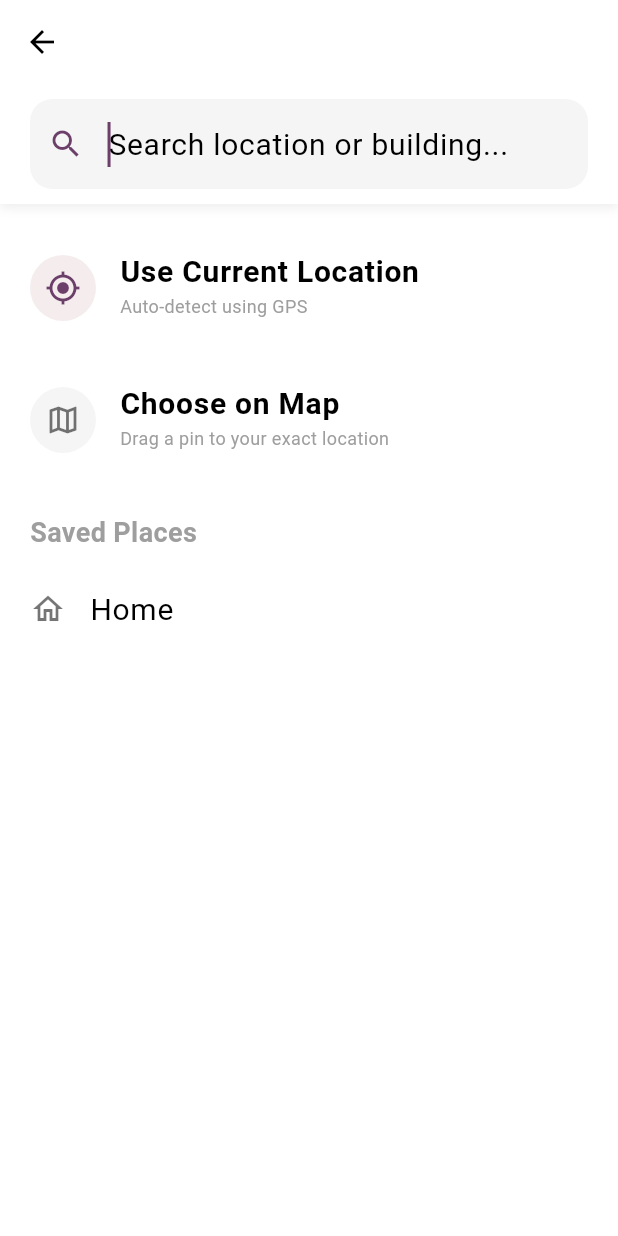
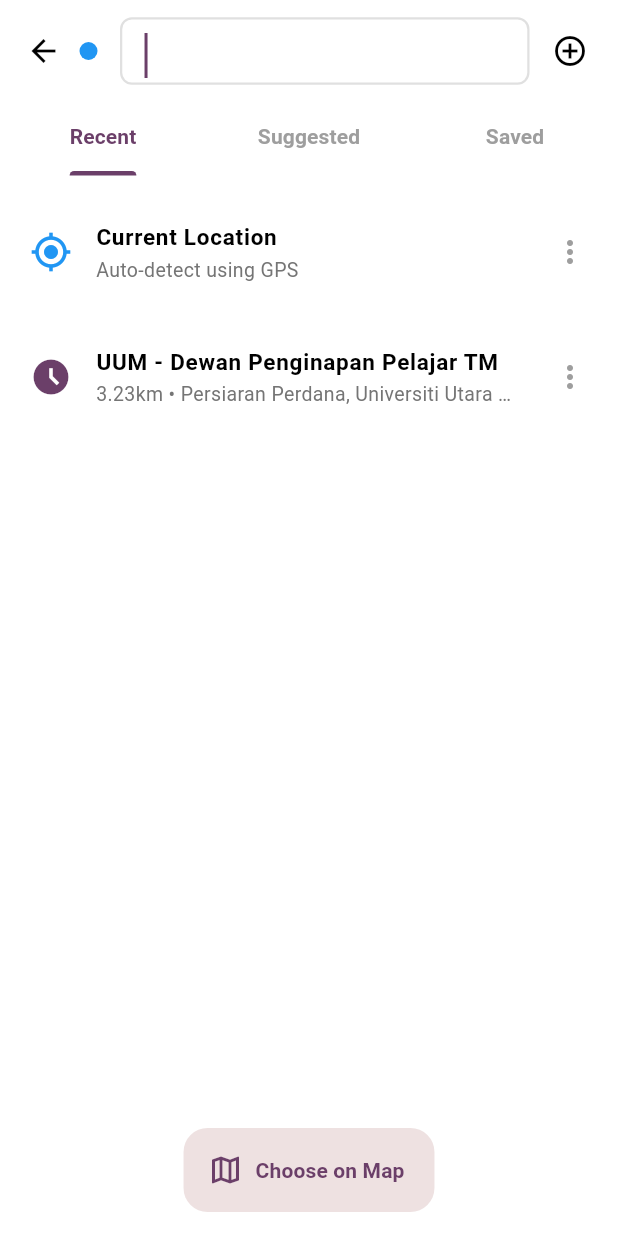
Before and after one commit to ApocalypsePhoenix/CareConnect, a Flutter app: the LocationSearchScreen screen opened directly with empty values, on a phone screen of 412 x 824 dp. Run offline on Flutter 3.47's test engine with Material 3 defaults, Android fonts, the phone set to English and light mode, and no system bars; our stand-ins replace geocoding, geolocator, google_sign_in, image_picker.

Commit message:
update and changes in booking and location
change a few ui component in booking and change lil bit for location search grab and gps style for location search screen

```diff
--- a/careconnect/lib/view/booking_screen.dart
+++ b/careconnect/lib/view/booking_screen.dart
@@ -1,6 +1,6 @@
 import 'package:flutter/material.dart';
 import '../services/mysql_api_service.dart';
-import 'location_search_screen.dart'; // Import the new Grab-style search screen
+import 'location_search_screen.dart';
 
 class BookingScreen extends StatefulWidget {
   final Map<String, dynamic> user;
@@ -25,7 +25,7 @@ class _BookingScreenState extends State<BookingScreen> {
   late TextEditingController _primaryLocationController;
   final TextEditingController _dropoffController = TextEditingController();
 
-  // SECRETS: These hold the actual Coordinates (Geocoding logic!)
+  // Hold the actual Coordinates (Geocoding logic!)
   double? _pickupLat;
   double? _pickupLng;
   double? _dropoffLat;
@@ -73,20 +73,20 @@ class _BookingScreenState extends State<BookingScreen> {
     }
   }
 
-  // Opens the Grab-Style Search Screen
+  // Opens the LocationSearch Screen
   Future<void> _openLocationSearch(String title, TextEditingController controller, bool isDropoff) async {
     final result = await Navigator.push(
       context,
       MaterialPageRoute(builder: (context) => LocationSearchScreen(title: title)),
     );
 
-    // If the user selected a location on the next screen...
+    // If the user selected a location on the next screen
     if (result != null && result is Map<String, dynamic>) {
       setState(() {
         // 1. Update the UI text box
         controller.text = result['address'];
 
-        // 2. Secretly store the actual Coordinates for the backend mapping!
+        // 2. Store the actual Coordinates for the backend mapping
         if (isDropoff) {
           _dropoffLat = result['lat'];
           _dropoffLng = result['lng'];
@@ -112,7 +112,7 @@ class _BookingScreenState extends State<BookingScreen> {
       coordinateProof += '\nDropoff Lat/Lng: $_dropoffLat, $_dropoffLng';
     }
 
-    // You will send these precise Coordinates to your MySQL database later!
+    // Send these precise Coordinates to MySQL database later
     print(coordinateProof);
 
     ScaffoldMessenger.of(context).showSnackBar(
@@ -141,7 +141,7 @@ class _BookingScreenState extends State<BookingScreen> {
               child: Column(
                 crossAxisAlignment: CrossAxisAlignment.start,
                 children: [
-                  const Text('1. Select Service', style: TextStyle(fontSize: 16, fontWeight: FontWeight.bold, color: Color(0xFF6B3F69))),
+                  const Text('Select Service', style: TextStyle(fontSize: 16, fontWeight: FontWeight.bold, color: Color(0xFF6B3F69))),
                   const SizedBox(height: 10),
                   _buildDropdown(
                     value: _selectedService,
@@ -153,7 +153,7 @@ class _BookingScreenState extends State<BookingScreen> {
 
                   if (_selectedService != null) ...[
                     const Divider(height: 40, thickness: 1),
-                    const Text('Client & Patient Details', style: TextStyle(fontSize: 16, fontWeight: FontWeight.bold, color: Color(0xFF6B3F69))),
+                    const Text('Client & Recipient Details', style: TextStyle(fontSize: 16, fontWeight: FontWeight.bold, color: Color(0xFF6B3F69))),
                     const SizedBox(height: 10),
 
                     Container(
@@ -204,16 +204,13 @@ class _BookingScreenState extends State<BookingScreen> {
                     ],
 
                     const Divider(height: 40, thickness: 1),
-
-                    // ==========================================
-                    // GRAB-STYLE LOCATION BUTTONS
-                    // ==========================================
+                    // LOCATION BUTTONS
                     const Text('Location Details', style: TextStyle(fontSize: 16, fontWeight: FontWeight.bold, color: Color(0xFF6B3F69))),
                     const SizedBox(height: 10),
 
                     if (_selectedService == 'Mobility Service') ...[
                       _buildClickableLocationField(
-                        label: 'Pickup Location',
+                        label: 'Current Location',
                         controller: _primaryLocationController,
                         onTap: () => _openLocationSearch('Set Pickup Location', _primaryLocationController, false),
                       ),
--- a/careconnect/lib/view/location_search_screen.dart
+++ b/careconnect/lib/view/location_search_screen.dart
@@ -18,6 +18,13 @@ class _LocationSearchScreenState extends State<LocationSearchScreen> {
   List<dynamic> _searchResults = [];
   bool _isSearching = false;
 
+  // Determine if this is a Dropoff to show the Red Pin instead of Blue Dot
+  bool get _isDropoff => widget.title.toLowerCase().contains('destination') || widget.title.toLowerCase().contains('drop-off');
+
+  // Theme Colors replacing Grab Green
+  final Color themePrimary = const Color(0xFF6B3F69);
+  final Color themeLight = const Color(0xFFDDC3C3);
+
   // Grab-Style Live Address Search API (OpenStreetMap Nominatim)
   Future<void> _searchPlaces(String query) async {
     if (query.isEmpty || query.length < 3) {
@@ -27,7 +34,6 @@ class _LocationSearchScreenState extends State<LocationSearchScreen> {
 
     setState(() => _isSearching = true);
 
-    // Free Geocoding API (Restricted to Malaysia for better local results)
     final url = Uri.parse('https://nominatim.openstreetmap.org/search?q=$query&format=json&limit=5&countrycodes=my');
 
     try {
@@ -43,7 +49,7 @@ class _LocationSearchScreenState extends State<LocationSearchScreen> {
     }
   }
 
-  // Auto-Detect GPS (Grab's "Use Current Location")
+  // Auto-Detect GPS
   Future<void> _useCurrentLocation() async {
     ScaffoldMessenger.of(context).showSnackBar(
       const SnackBar(content: Text('Detecting your GPS location...'), duration: Duration(seconds: 2)),
@@ -59,10 +65,7 @@ class _LocationSearchScreenState extends State<LocationSearchScreen> {
         if (permission == LocationPermission.denied) throw Exception('Permissions denied.');
       }
 
-      // 1. Get Coordinates
       Position position = await Geolocator.getCurrentPosition(desiredAccuracy: LocationAccuracy.high);
-
-      // 2. Convert Coordinates to Address (Reverse Geocoding)
       List<Placemark> placemarks = await placemarkFromCoordinates(position.latitude, position.longitude);
 
       if (placemarks.isNotEmpty) {
@@ -70,7 +73,6 @@ class _LocationSearchScreenState extends State<LocationSearchScreen> {
         String formattedAddress = '${place.street}, ${place.locality}, ${place.administrativeArea}';
         if (formattedAddress.startsWith(', ')) formattedAddress = formattedAddress.substring(2);
 
-        // 3. Return the Address AND the Coordinates back to the Booking Screen!
         if (mounted) {
           Navigator.pop(context, {
             'address': formattedAddress,
@@ -86,120 +88,175 @@ class _LocationSearchScreenState extends State<LocationSearchScreen> {
 
   @override
   Widget build(BuildContext context) {
-    return Scaffold(
+    bool isTyping = _searchController.text.isNotEmpty;
+
+    return DefaultTabController(
+      length: 3,
+      child: Scaffold(
         backgroundColor: Colors.white,
-      appBar: AppBar(
-        backgroundColor: Colors.white,
-        elevation: 0,
-        iconTheme: const IconThemeData(color: Colors.black),
-        title: Text(widget.title, style: const TextStyle(color: Colors.black, fontSize: 18, fontWeight: FontWeight.bold)),
+        body: SafeArea(
+          child: Column(
+            children: [
+              // 1. GRAB STYLE HEADER & SEARCH BAR
+              Padding(
+                padding: const EdgeInsets.fromLTRB(5, 10, 20, 10),
+                child: Row(
+                  children: [
+                    IconButton(
+                      icon: const Icon(Icons.arrow_back, color: Colors.black),
+                      onPressed: () => Navigator.pop(context),
                     ),
-      body: Column(
-        children: [
-          // 1. Search Bar Area
+                    // Location Indicator (Blue Dot or Red Pin)
                     Container(
-            padding: const EdgeInsets.symmetric(horizontal: 20, vertical: 10),
+                      margin: const EdgeInsets.only(right: 15),
+                      width: 12,
+                      height: 12,
+                      decoration: BoxDecoration(
+                        color: _isDropoff ? Colors.red : Colors.blue,
+                        shape: _isDropoff ? BoxShape.rectangle : BoxShape.circle,
+                        borderRadius: _isDropoff ? BorderRadius.circular(2) : null,
+                      ),
+                    ),
+                    // Search Field
+                    Expanded(
+                      child: Container(
+                        height: 45,
                         decoration: BoxDecoration(
                           color: Colors.white,
-              boxShadow: [BoxShadow(color: Colors.grey.shade200, blurRadius: 5, offset: const Offset(0, 3))],
+                          borderRadius: BorderRadius.circular(8),
+                          border: Border.all(color: isTyping ? themePrimary : Colors.grey.shade300, width: 1.5),
                         ),
                         child: TextField(
                           controller: _searchController,
                           autofocus: true,
                           onChanged: _searchPlaces,
                           decoration: InputDecoration(
-                hintText: 'Search location or building...',
-                prefixIcon: const Icon(Icons.search, color: Color(0xFF6B3F69)),
-                suffixIcon: _searchController.text.isNotEmpty
+                            hintText: widget.title,
+                            hintStyle: TextStyle(color: Colors.grey.shade400, fontSize: 14),
+                            border: InputBorder.none,
+                            contentPadding: const EdgeInsets.symmetric(horizontal: 15, vertical: 12),
+                            suffixIcon: isTyping
                                 ? IconButton(
-                        icon: const Icon(Icons.clear, color: Colors.grey),
+                                    icon: const Icon(Icons.cancel, color: Colors.grey, size: 20),
                                     onPressed: () {
                                       _searchController.clear();
                                       setState(() => _searchResults = []);
                                     },
                                   )
                                 : null,
-                filled: true,
-                fillColor: Colors.grey.shade100,
-                border: OutlineInputBorder(borderRadius: BorderRadius.circular(15), borderSide: BorderSide.none),
-                contentPadding: const EdgeInsets.symmetric(vertical: 15),
                           ),
                         ),
                       ),
+                    ),
+                    if (!isTyping) ...[
+                      const SizedBox(width: 15),
+                      const Icon(Icons.add_circle_outline, color: Colors.black),
+                    ]
+                  ],
+                ),
+              ),
 
-          // 2. Search Results OR Default Options
+              // 2. TABS OR LIVE SEARCH RESULTS
               Expanded(
-            child: _searchResults.isEmpty && _searchController.text.isEmpty
-                ? _buildDefaultOptions() // Show Current Location, Map, Home when not searching
-                : _buildSearchResults(), // Show Live Geocoding Results when typing
+                child: isTyping
+                  ? _buildLiveSearchResults()
+                  : Column(
+                      children: [
+                        // Grab Style Tabs
+                        TabBar(
+                          labelColor: themePrimary,
+                          unselectedLabelColor: Colors.grey,
+                          indicatorColor: themePrimary,
+                          indicatorWeight: 3,
+                          labelStyle: const TextStyle(fontWeight: FontWeight.bold),
+                          tabs: const [
+                            Tab(text: 'Recent'),
+                            Tab(text: 'Suggested'),
+                            Tab(text: 'Saved'),
+                          ],
+                        ),
+                        Expanded(
+                          child: TabBarView(
+                            children: [
+                              _buildRecentTab(),
+                              const Center(child: Text('No suggestions yet', style: TextStyle(color: Colors.grey))),
+                              _buildSavedTab(),
+                            ],
+                          ),
                         ),
                       ],
+                    ),
+              ),
+            ],
+          ),
+        ),
+
+        // 3. GRAB STYLE FLOATING "CHOOSE ON MAP" BUTTON
+        floatingActionButtonLocation: FloatingActionButtonLocation.centerFloat,
+        floatingActionButton: isTyping ? null : FloatingActionButton.extended(
+          onPressed: () {
+            ScaffoldMessenger.of(context).showSnackBar(const SnackBar(content: Text('Map Interface opening...')));
+          },
+          backgroundColor: themeLight.withOpacity(0.5),
+          elevation: 0,
+          label: Text('Choose on Map', style: TextStyle(color: themePrimary, fontWeight: FontWeight.bold)),
+          icon: Icon(Icons.map_outlined, color: themePrimary),
+        ),
       ),
     );
   }
 
-  // The Grab-style default options before you start typing
-  Widget _buildDefaultOptions() {
+  // --- TAB CONTENTS ---
+
+  Widget _buildRecentTab() {
     return ListView(
-      padding: const EdgeInsets.all(20),
+      padding: const EdgeInsets.only(top: 10, bottom: 80), // bottom padding for floating button
       children: [
-        // OPTION A: Auto Detect Location
-        ListTile(
-          contentPadding: EdgeInsets.zero,
-          leading: Container(
-            padding: const EdgeInsets.all(10),
-            decoration: BoxDecoration(color: const Color(0xFFDDC3C3).withOpacity(0.3), shape: BoxShape.circle),
-            child: const Icon(Icons.my_location, color: Color(0xFF6B3F69)),
-          ),
-          title: const Text('Use Current Location', style: TextStyle(fontWeight: FontWeight.bold)),
-          subtitle: const Text('Auto-detect using GPS', style: TextStyle(fontSize: 12, color: Colors.grey)),
+        _buildGrabListTile(
+          icon: Icons.my_location,
+          iconColor: Colors.blue,
+          title: 'Current Location',
+          subtitle: 'Auto-detect using GPS',
           onTap: _useCurrentLocation,
         ),
-        const Divider(),
-
-        // OPTION B: Drop a Pin (Placeholder for Map SDK integration)
-        ListTile(
-          contentPadding: EdgeInsets.zero,
-          leading: Container(
-            padding: const EdgeInsets.all(10),
-            decoration: BoxDecoration(color: Colors.grey.shade100, shape: BoxShape.circle),
-            child: const Icon(Icons.map_outlined, color: Colors.black54),
-          ),
-          title: const Text('Choose on Map', style: TextStyle(fontWeight: FontWeight.bold)),
-          subtitle: const Text('Drag a pin to your exact location', style: TextStyle(fontSize: 12, color: Colors.grey)),
-          onTap: () {
-            ScaffoldMessenger.of(context).showSnackBar(const SnackBar(content: Text('Map Interface will be connected here!')));
-          },
-        ),
-        const Divider(),
-
-        // OPTION C: Saved Places
-        const Padding(
-          padding: EdgeInsets.symmetric(vertical: 10),
-          child: Text('Saved Places', style: TextStyle(fontWeight: FontWeight.bold, color: Colors.grey)),
-        ),
-        ListTile(
-          contentPadding: EdgeInsets.zero,
-          leading: const Icon(Icons.home_outlined, color: Colors.black54),
-          title: const Text('Home'),
-          onTap: () {
-            // Simulated Geocoding for "Home"
-            Navigator.pop(context, {
-              'address': '10, Lorong 2, Bandar Tasek Mutiara',
-              'lat': 5.2796,
-              'lng': 100.4908,
-            });
-          },
+        const Divider(height: 1),
+        _buildGrabListTile(
+          icon: Icons.access_time_filled,
+          iconColor: themePrimary,
+          title: 'UUM - Dewan Penginapan Pelajar TM',
+          subtitle: '3.23km • Persiaran Perdana, Universiti Utara Malaysia...',
+          onTap: () => _mockSelectLocation('UUM - Dewan Penginapan Pelajar TM', 6.4603, 100.5010),
         ),
       ],
     );
   }
 
-  // The Live Results from typing
-  Widget _buildSearchResults() {
-    if (_isSearching) {
-      return const Center(child: CircularProgressIndicator(color: Color(0xFF6B3F69)));
+  Widget _buildSavedTab() {
+    return ListView(
+      padding: const EdgeInsets.only(top: 10),
+      children: [
+        _buildGrabListTile(
+          icon: Icons.favorite,
+          iconColor: Colors.red,
+          title: 'Home',
+          subtitle: '10, Lorong 2, Bandar Tasek Mutiara',
+          onTap: () => _mockSelectLocation('10, Lorong 2, Bandar Tasek Mutiara', 5.2796, 100.4908),
+        ),
+        const Divider(height: 1),
+        _buildGrabListTile(
+          icon: Icons.favorite,
+          iconColor: Colors.red,
+          title: 'Bukit Immigration',
+          subtitle: '12.56km • Bukit Kayu Hitam Customs & Immigration...',
+          onTap: () => _mockSelectLocation('Bukit Kayu Hitam Customs & Immigration', 6.5204, 100.4190),
+        ),
+      ],
+    );
   }
+
+  // Live Results from OpenStreetMap
+  Widget _buildLiveSearchResults() {
+    if (_isSearching) return Center(child: CircularProgressIndicator(color: themePrimary));
 
     return ListView.separated(
       itemCount: _searchResults.length,
@@ -208,17 +265,16 @@ class _LocationSearchScreenState extends State<LocationSearchScreen> {
         final result = _searchResults[index];
         final displayName = result['display_name'].toString();
 
-        // Split the long address for cleaner Grab-style UI (Main Title + Subtitle)
         final parts = displayName.split(', ');
         final mainText = parts.first;
         final subText = parts.length > 1 ? parts.sublist(1).join(', ') : '';
 
-        return ListTile(
-          leading: const Icon(Icons.location_on, color: Color(0xFF6B3F69)),
-          title: Text(mainText, style: const TextStyle(fontWeight: FontWeight.bold)),
-          subtitle: Text(subText, maxLines: 1, overflow: TextOverflow.ellipsis, style: const TextStyle(fontSize: 12)),
+        return _buildGrabListTile(
+          icon: Icons.location_on,
+          iconColor: Colors.grey.shade600,
+          title: mainText,
+          subtitle: subText,
           onTap: () {
-            // When user clicks a search result, pass the Address AND Coordinates back!
             Navigator.pop(context, {
               'address': displayName,
               'lat': double.parse(result['lat']),
@@ -229,4 +285,24 @@ class _LocationSearchScreenState extends State<LocationSearchScreen> {
       },
     );
   }
+
+  // Reusable Grab-Style List Tile
+  Widget _buildGrabListTile({required IconData icon, required Color iconColor, required String title, required String subtitle, required VoidCallback onTap}) {
+    return ListTile(
+      contentPadding: const EdgeInsets.symmetric(horizontal: 20, vertical: 5),
+      leading: Icon(icon, color: iconColor, size: 28),
+      title: Text(title, style: const TextStyle(fontWeight: FontWeight.bold, fontSize: 15)),
+      subtitle: Text(subtitle, maxLines: 1, overflow: TextOverflow.ellipsis, style: TextStyle(fontSize: 13, color: Colors.grey.shade600)),
+      trailing: const Icon(Icons.more_vert, color: Colors.grey),
+      onTap: onTap,
+    );
   }
+
+  void _mockSelectLocation(String address, double lat, double lng) {
+    Navigator.pop(context, {
+      'address': address,
+      'lat': lat,
+      'lng': lng,
+    });
+  }
+}
```
Lines whose indentation alone changed are shown as unchanged.
